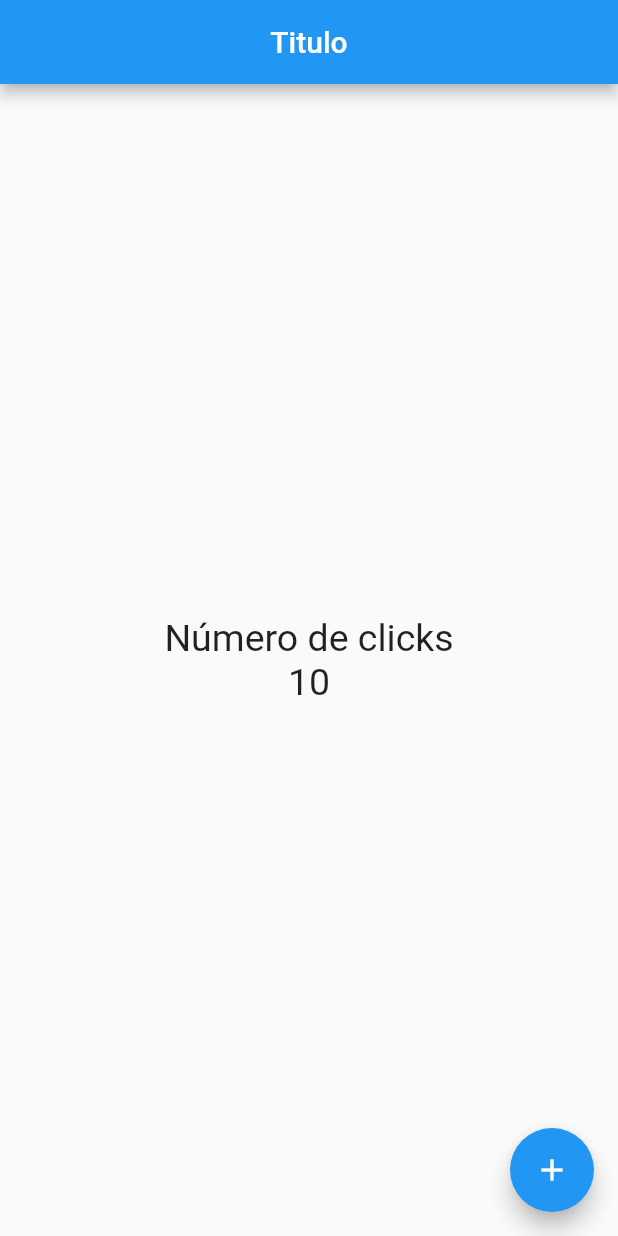
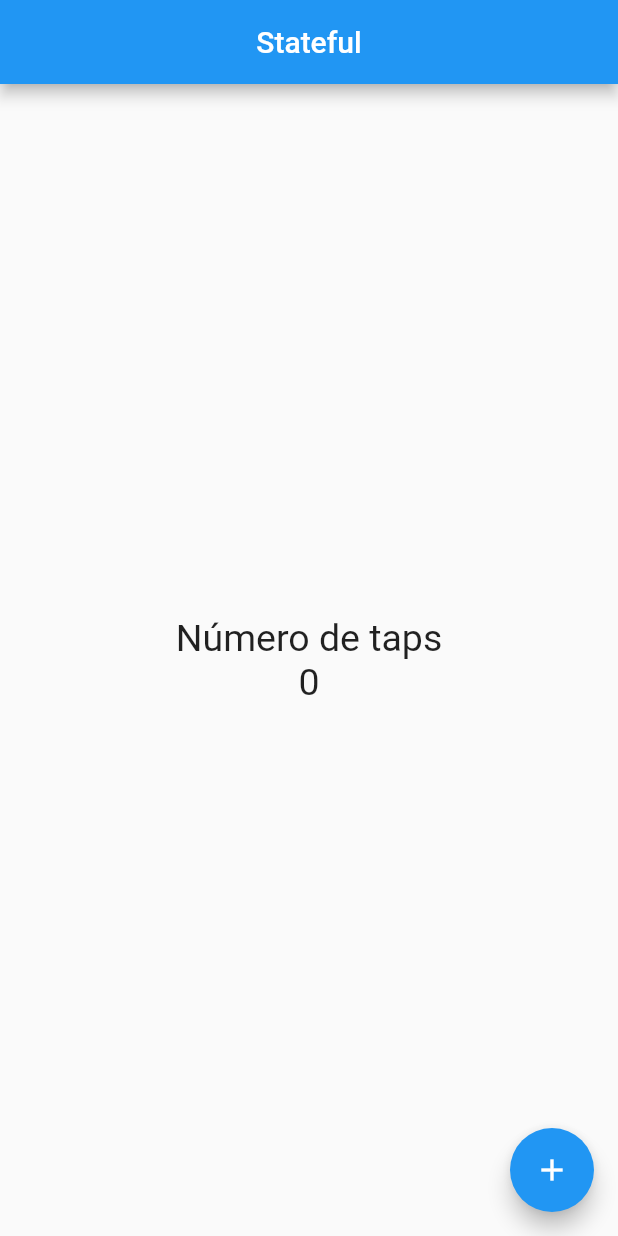
Before and after one commit to Edd-war/flutter-intro, a Flutter app: the screen it shows after launch, on a phone screen of 412 x 824 dp. Run offline on Flutter 3.47's test engine with Material 2 defaults, Android fonts, the phone set to English and light mode, and no system bars.

Commit message:
StatefullWidget
Se llegó a la plantilla por defecto cuando se crea una app Flutter.

```diff
--- a/lib/src/app.dart
+++ b/lib/src/app.dart
@@ -1,5 +1,6 @@
 import 'package:flutter/material.dart';
-import 'package:introduccion/src/pages/home_page.dart';
+import 'package:introduccion/src/pages/contador_page.dart';
+//import 'package:introduccion/src/pages/home_page.dart';
 
 class MyApp extends StatelessWidget{
 
@@ -7,8 +8,10 @@ class MyApp extends StatelessWidget{
   Widget build(context){
 
     return MaterialApp(
+      debugShowCheckedModeBanner: false,
         home: Center(
-          child: HomePage(),
+          //child: HomePage(),
+          child: ContadorPage(),
         )
     );
 
--- /dev/null
+++ b/lib/src/pages/contador_page.dart
@@ -0,0 +1,46 @@
+import 'package:flutter/material.dart';
+
+
+class ContadorPage extends StatefulWidget{
+
+  @override
+  createState() => _ContadorPageState();
+
+}
+
+class _ContadorPageState extends State<ContadorPage>{
+
+  final _estiloTexto = new TextStyle(fontSize: 25);
+
+  int _conteo = 0;
+
+  @override
+  Widget build(BuildContext context){
+    return Scaffold(
+      appBar: AppBar(
+        title: Text('Stateful'),
+        centerTitle: true,
+      ),
+      body: Center(
+        child: Column(
+          mainAxisAlignment: MainAxisAlignment.center,
+          children: <Widget>[
+            Text('Número de taps', style: _estiloTexto),
+            Text('$_conteo', style: _estiloTexto),
+          ],
+        ),
+      ),
+      //floatingActionButtonLocation: FloatingActionButtonLocation.startTop,
+      floatingActionButton: FloatingActionButton(
+        child: Icon(Icons.add),
+        onPressed: () {
+          //print('Hola Mundo');
+
+          setState(() {
+            _conteo++;
+          });
+        },
+      ),
+    );
+  }
+}
```
